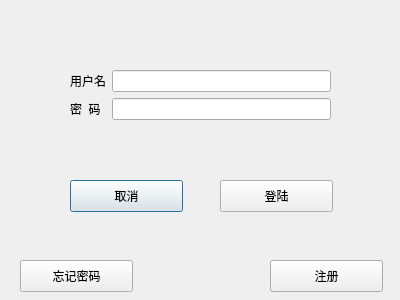
The window that article_code/designer/login.ui (zndemao/article) describes before a commit, drawn with Qt 5.
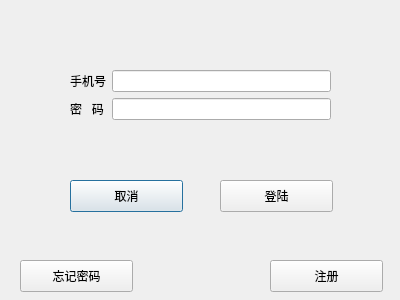
The same window after the commit.

Commit message: 用户数据库

Patch:
```diff
--- a/article_code/designer/login.ui
+++ b/article_code/designer/login.ui
@@ -71,7 +71,7 @@
     <item row="0" column="0">
      <widget class="QLabel" name="label">
       <property name="text">
-       <string>用户名</string>
+       <string>手机号</string>
       </property>
      </widget>
     </item>
@@ -81,7 +81,7 @@
     <item row="1" column="0">
      <widget class="QLabel" name="label_2">
       <property name="text">
-       <string>密  码</string>
+       <string>密   码</string>
       </property>
      </widget>
     </item>
```
Left out of the diff: 12 changed lines with no effect on the pictures. The commit also changes 37 other files.
